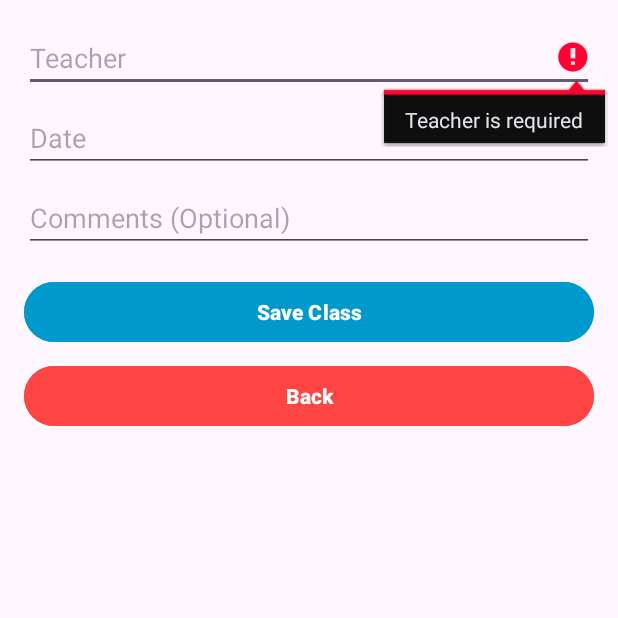
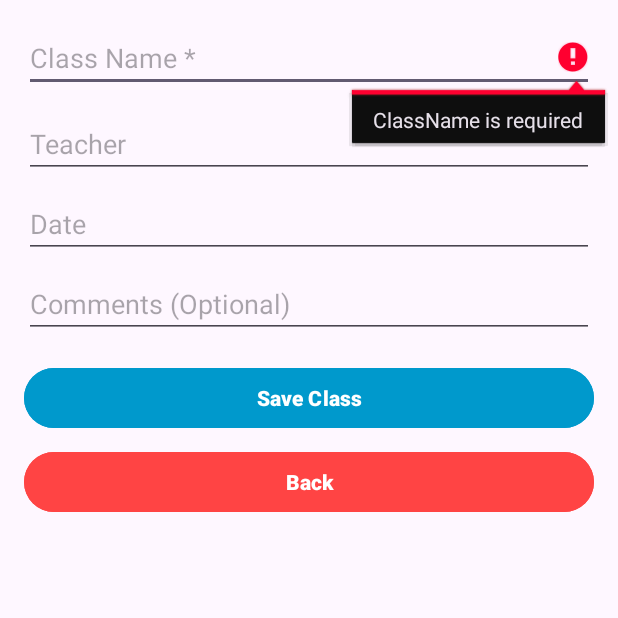
Before and after one commit to ltn23/YogaAdmin, an Android app: the AddClassActivity screen opened directly, with no data from a screen before it, after a tap on "Save Class", on a phone screen of 412 x 824 dp, the top half of it. Run offline under Robolectric (Android 15) with nearby library versions, the phone set to English and light mode, and no system bars.

Commit message:
add ClassName

```diff
--- a/YogaAdminApp/app/src/main/java/com/example/yogaadminapp/Class/AddClassActivity.java
+++ b/YogaAdminApp/app/src/main/java/com/example/yogaadminapp/Class/AddClassActivity.java
@@ -11,7 +11,7 @@ import com.example.yogaadminapp.R;
 
 public class AddClassActivity extends AppCompatActivity {
 
-    EditText edtTeacher, edtDate, edtComments;
+    EditText edtTeacher, edtDate, edtComments, edtClassName;
     Button btnSaveClass, btnBack;
     DatabaseHelper dbHelper;
     int courseId;
@@ -21,6 +21,7 @@ public class AddClassActivity extends AppCompatActivity {
         super.onCreate(savedInstanceState);
         setContentView(R.layout.activity_add_class);
 
+        edtClassName = findViewById(R.id.edtClassName);
         edtTeacher = findViewById(R.id.edtTeacher);
         edtDate = findViewById(R.id.edtDate);
         edtComments = findViewById(R.id.edtComments);
@@ -32,11 +33,12 @@ public class AddClassActivity extends AppCompatActivity {
 
         btnSaveClass.setOnClickListener(v -> {
             if (validateInputs()) {
+                String className = edtClassName.getText().toString();
                 String teacher = edtTeacher.getText().toString();
                 String date = edtDate.getText().toString();
                 String comments = edtComments.getText().toString();
 
-                ClassModel newClass = new ClassModel(teacher, date, comments, courseId);
+                ClassModel newClass = new ClassModel(className, teacher, date, comments, courseId);
                 dbHelper.insertClass(newClass);
 
                 Toast.makeText(AddClassActivity.this, "Class added successfully", Toast.LENGTH_SHORT).show();
@@ -50,6 +52,10 @@ public class AddClassActivity extends AppCompatActivity {
     }
 
     private boolean validateInputs() {
+        if (edtClassName.getText().toString().isEmpty()) {
+            edtClassName.setError("ClassName is required");
+            return false;
+        }
         if (edtTeacher.getText().toString().isEmpty()) {
             edtTeacher.setError("Teacher is required");
             return false;
--- a/YogaAdminApp/app/src/main/java/com/example/yogaadminapp/Class/ClassAdapter.java
+++ b/YogaAdminApp/app/src/main/java/com/example/yogaadminapp/Class/ClassAdapter.java
@@ -40,7 +40,7 @@ public class ClassAdapter extends RecyclerView.Adapter<ClassAdapter.ViewHolder>
     @Override
     public void onBindViewHolder(@NonNull ViewHolder holder, int position) {
         ClassModel classModel = classList.get(position);
-        holder.txtClassName.setText(classModel.getTeacher() + " - " + classModel.getDate());
+        holder.txtClassName.setText(classModel.getName());
 
 // Xử lý nút Edit
         holder.btnEdit.setOnClickListener(v -> {
--- a/YogaAdminApp/app/src/main/java/com/example/yogaadminapp/DatabaseHelper.java
+++ b/YogaAdminApp/app/src/main/java/com/example/yogaadminapp/DatabaseHelper.java
@@ -100,6 +100,7 @@ public class DatabaseHelper extends SQLiteOpenHelper {
     public void updateClass(ClassModel classModel) {
         SQLiteDatabase db = this.getWritableDatabase();
         ContentValues values = new ContentValues();
+        values.put("name", classModel.getName());
         values.put("teacher", classModel.getTeacher());
         values.put("date", classModel.getDate());
         values.put("comments", classModel.getComments());
--- a/YogaAdminApp/app/src/main/res/layout/activity_add_class.xml
+++ b/YogaAdminApp/app/src/main/res/layout/activity_add_class.xml
@@ -5,6 +5,12 @@
     android:orientation="vertical"
     android:padding="16dp">
 
+    <EditText
+        android:id="@+id/edtClassName"
+        android:layout_width="match_parent"
+        android:layout_height="wrap_content"
+        android:hint="Class Name *"
+        android:layout_marginBottom="12dp" />
     <EditText
         android:id="@+id/edtTeacher"
         android:layout_width="match_parent"
--- a/YogaAdminApp/app/src/main/res/layout/activity_add_course.xml
+++ b/YogaAdminApp/app/src/main/res/layout/activity_add_course.xml
@@ -28,7 +28,7 @@
                 android:id="@+id/edtCourseName"
                 android:layout_width="match_parent"
                 android:layout_height="wrap_content"
-                android:hint="Class Name *"
+                android:hint="Course Name *"
                 android:layout_marginBottom="12dp" />
 
 
--- a/YogaAdminApp/app/src/main/res/layout/activity_edit_class.xml
+++ b/YogaAdminApp/app/src/main/res/layout/activity_edit_class.xml
@@ -5,6 +5,12 @@
     android:orientation="vertical"
     android:padding="16dp">
 
+    <EditText
+        android:id="@+id/edtClassName"
+        android:layout_width="match_parent"
+        android:layout_height="wrap_content"
+        android:hint="Class Name *"
+        android:layout_marginBottom="12dp" />
     <EditText
         android:id="@+id/edtTeacher"
         android:layout_width="match_parent"
```
Also changed, not shown: YogaAdminApp/app/src/main/java/com/example/yogaadminapp/Class/ClassModel.java (+4 -3 lines), YogaAdminApp/app/src/main/java/com/example/yogaadminapp/Class/EditClassActivity.java (+9 -2 lines).
